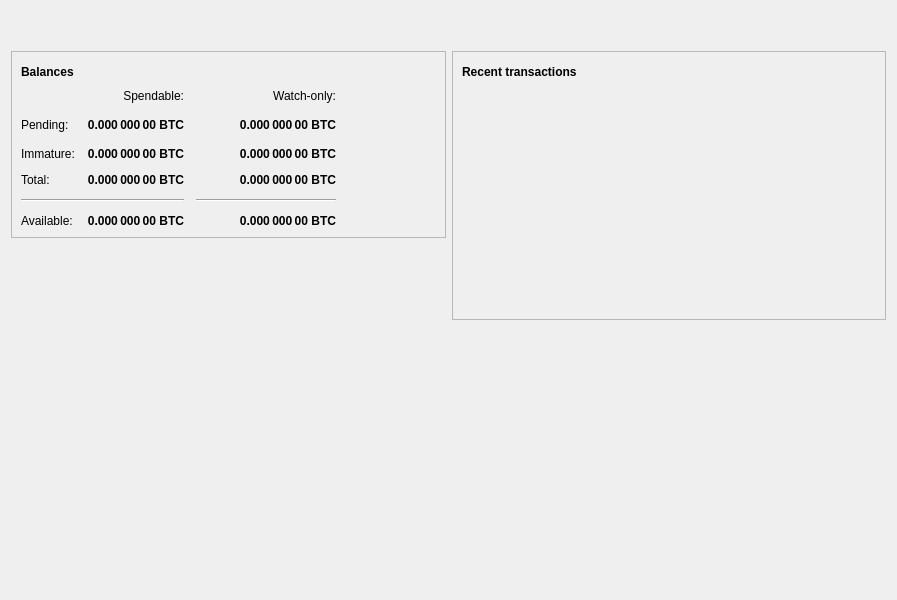
This is src/qt/forms/overviewpage.ui in Pulsar-Coin/Pulsar-Coin-Cryptocurrency as Qt 5 draws it before an edit. The edited form follows.
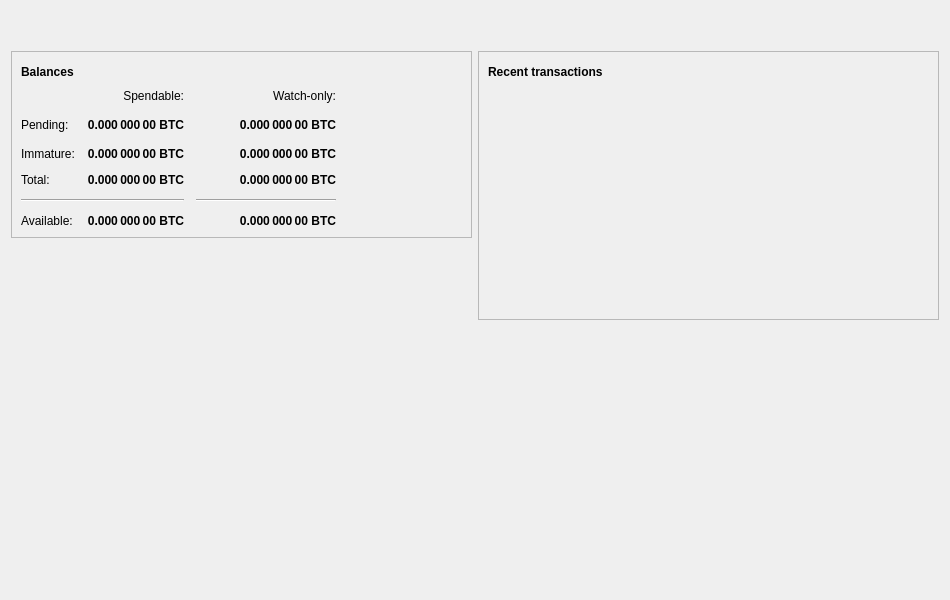
This is the edited form. Icons and pictures are not drawn.

```diff
--- a/src/qt/forms/overviewpage.ui
+++ b/src/qt/forms/overviewpage.ui
@@ -6,13 +6,13 @@
    <rect>
     <x>0</x>
     <y>0</y>
-    <width>897</width>
+    <width>950</width>
     <height>600</height>
    </rect>
   </property>
   <property name="minimumSize">
    <size>
-    <width>897</width>
+    <width>950</width>
     <height>600</height>
    </size>
   </property>
@@ -460,7 +460,6 @@
              <widget class="QLabel" name="label_4">
               <property name="font">
                <font>
-                <weight>75</weight>
                 <bold>true</bold>
                </font>
               </property>
```
Left out of the diff: 9 changed lines with no effect on the pictures.
